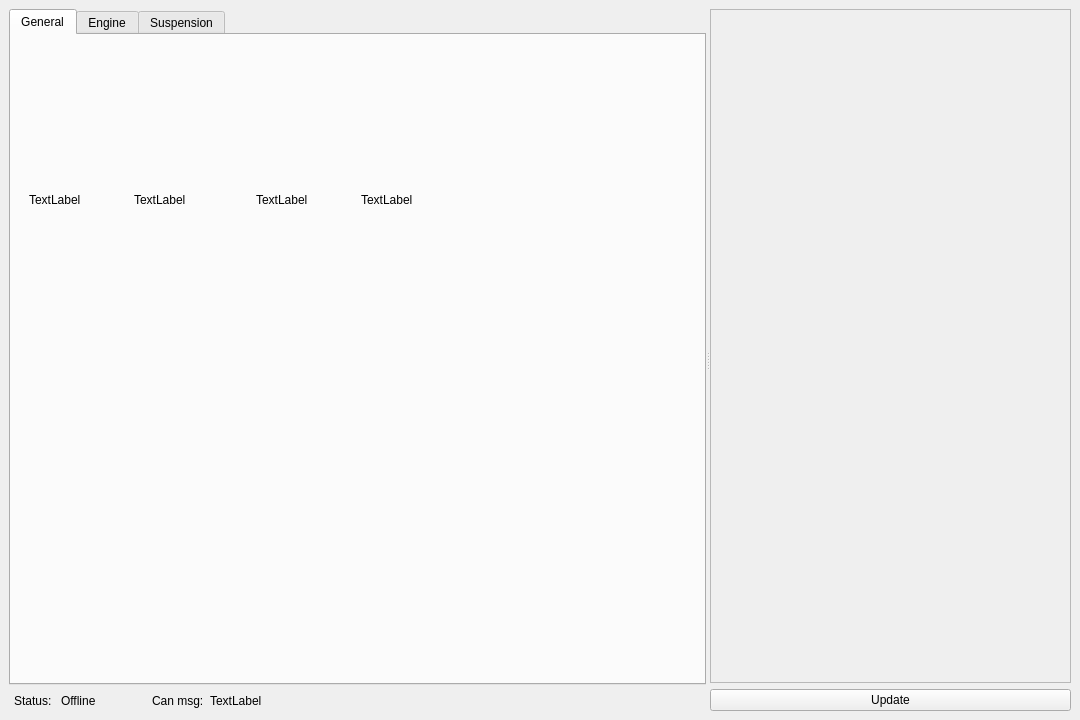
First picture: the form in CanReader/GUI/MainWindow.ui, repository GKPr0/Formula-Student-Telemetry, before the edit.
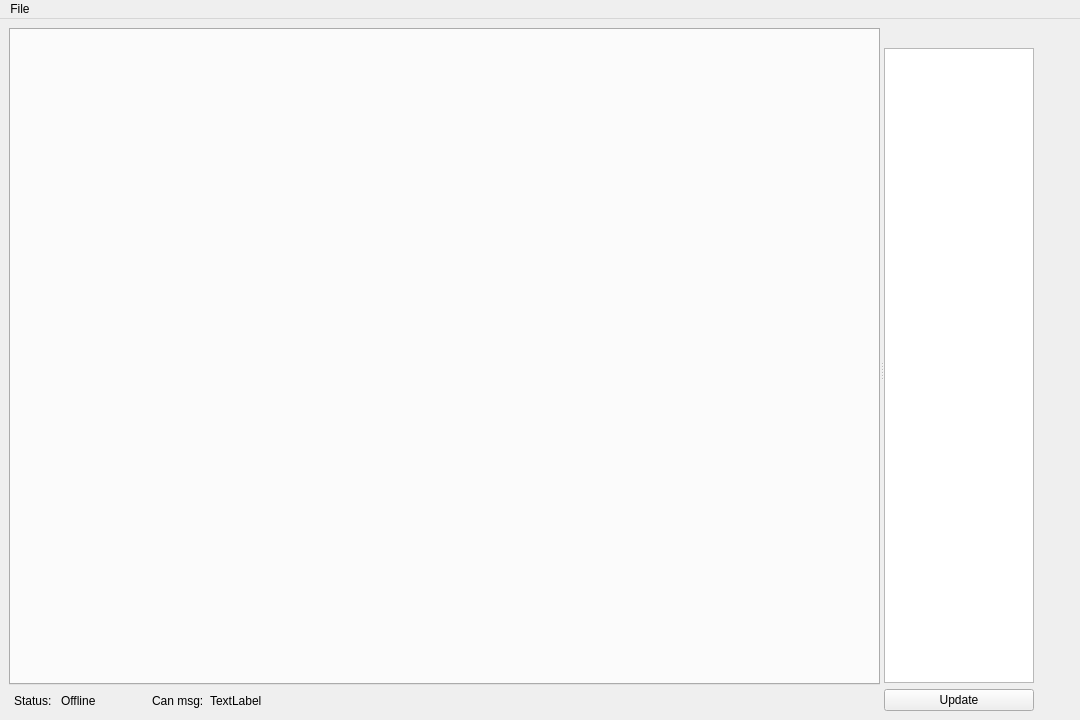
Second picture: the form after the edit. The open tabs and pages were chosen to show the change.

Commit message: List of config variables add according to selected tab. Add option to modify selected config variables

```diff
--- a/CanReader/GUI/MainWindow.ui
+++ b/CanReader/GUI/MainWindow.ui
@@ -48,103 +48,18 @@
        <layout class="QVBoxLayout" name="verticalLayout">
         <item>
          <widget class="QTabWidget" name="tabWidget">
+          <property name="minimumSize">
+           <size>
+            <width>700</width>
+            <height>0</height>
+           </size>
+          </property>
           <property name="currentIndex">
            <number>2</number>
           </property>
-          <widget class="QWidget" name="tab_general">
-           <attribute name="title">
-            <string>General</string>
-           </attribute>
-           <layout class="QHBoxLayout" name="horizontalLayout_3">
-            <item>
-             <layout class="QGridLayout" name="gridLayout">
-              <item row="0" column="2">
-               <widget class="QWidget" name="widget_3" native="true"/>
-              </item>
-              <item row="0" column="0">
-               <widget class="QWidget" name="widget" native="true">
-                <layout class="QHBoxLayout" name="horizontalLayout_5">
-                 <item>
-                  <widget class="QLabel" name="label_3">
-                   <property name="text">
-                    <string>TextLabel</string>
-                   </property>
-                  </widget>
-                 </item>
-                 <item>
-                  <widget class="QLabel" name="label">
-                   <property name="text">
-                    <string>TextLabel</string>
-                   </property>
-                  </widget>
-                 </item>
-                </layout>
-               </widget>
-              </item>
-              <item row="0" column="1">
-               <widget class="QWidget" name="widget_2" native="true">
-                <layout class="QHBoxLayout" name="horizontalLayout_4">
-                 <item>
-                  <widget class="QLabel" name="label_6">
-                   <property name="text">
-                    <string>TextLabel</string>
-                   </property>
-                  </widget>
-                 </item>
-                 <item>
-                  <widget class="QLabel" name="label_5">
-                   <property name="text">
-                    <string>TextLabel</string>
-                   </property>
-                  </widget>
-                 </item>
-                </layout>
-               </widget>
-              </item>
-              <item row="1" column="0">
-               <widget class="QWidget" name="widget_4" native="true"/>
-              </item>
-              <item row="1" column="1">
-               <widget class="QWidget" name="widget_5" native="true"/>
-              </item>
-              <item row="1" column="2">
-               <widget class="QWidget" name="widget_6" native="true"/>
-              </item>
-             </layout>
-            </item>
-           </layout>
-          </widget>
-          <widget class="QWidget" name="tab_motor">
-           <attribute name="title">
-            <string>Engine</string>
-           </attribute>
-           <widget class="QWidget" name="verticalLayoutWidget_3">
-            <property name="geometry">
-             <rect>
-              <x>-1</x>
-              <y>-1</y>
-              <width>821</width>
-              <height>601</height>
-             </rect>
-            </property>
-            <layout class="QVBoxLayout" name="verticalLayout_3">
-             <item>
-              <widget class="QWidget" name="widget_8" native="true"/>
-             </item>
-             <item>
-              <widget class="QWidget" name="widget_9" native="true"/>
-             </item>
-             <item>
-              <widget class="QWidget" name="widget_7" native="true"/>
-             </item>
-            </layout>
-           </widget>
-          </widget>
-          <widget class="QWidget" name="tab_suspension">
-           <attribute name="title">
-            <string>Suspension</string>
-           </attribute>
-          </widget>
+          <property name="movable">
+           <bool>true</bool>
+          </property>
          </widget>
         </item>
         <item>
@@ -217,7 +132,7 @@
           <item>
            <widget class="QLabel" name="label_can_msg">
             <property name="sizePolicy">
-             <sizepolicy hsizetype="Expanding" vsizetype="Preferred">
+             <sizepolicy hsizetype="Expanding" vsizetype="Fixed">
               <horstretch>0</horstretch>
               <verstretch>0</verstretch>
              </sizepolicy>
@@ -234,42 +149,45 @@
       <widget class="QWidget" name="verticalLayoutWidget_2">
        <layout class="QVBoxLayout" name="verticalLayout_2">
         <item>
-         <widget class="QScrollArea" name="scrollArea">
-          <property name="sizePolicy">
-           <sizepolicy hsizetype="Preferred" vsizetype="Preferred">
-            <horstretch>0</horstretch>
-            <verstretch>0</verstretch>
-           </sizepolicy>
+         <spacer name="verticalSpacer">
+          <property name="orientation">
+           <enum>Qt::Vertical</enum>
           </property>
-          <property name="minimumSize">
+          <property name="sizeType">
+           <enum>QSizePolicy::Fixed</enum>
+          </property>
+          <property name="sizeHint" stdset="0">
+           <size>
+            <width>20</width>
+            <height>20</height>
+           </size>
+          </property>
+         </spacer>
+        </item>
+        <item>
+         <widget class="QListWidget" name="variable_list_widget">
+          <property name="maximumSize">
            <size>
             <width>150</width>
-            <height>0</height>
+            <height>16777215</height>
            </size>
           </property>
-          <property name="baseSize">
-           <size>
-            <width>0</width>
-            <height>0</height>
-           </size>
-          </property>
-          <property name="widgetResizable">
-           <bool>true</bool>
-          </property>
-          <widget class="QWidget" name="scrollAreaWidgetContents">
-           <property name="geometry">
-            <rect>
-             <x>0</x>
-             <y>0</y>
-             <width>224</width>
-             <height>647</height>
-            </rect>
-           </property>
-          </widget>
          </widget>
         </item>
         <item>
          <widget class="QPushButton" name="button_update">
+          <property name="minimumSize">
+           <size>
+            <width>150</width>
+            <height>0</height>
+           </size>
+          </property>
+          <property name="maximumSize">
+           <size>
+            <width>150</width>
+            <height>16777215</height>
+           </size>
+          </property>
           <property name="text">
            <string>Update</string>
           </property>
@@ -290,6 +208,15 @@
      <height>22</height>
     </rect>
    </property>
+   <widget class="QMenu" name="menuFile">
+    <property name="title">
+     <string>File</string>
+    </property>
+    <addaction name="separator"/>
+    <addaction name="action_save"/>
+    <addaction name="actionLoad"/>
+   </widget>
+   <addaction name="menuFile"/>
   </widget>
  </widget>
  <resources/>
```
Left out of the diff: 12 changed lines with no effect on the pictures. The commit also changes 6 other files.
